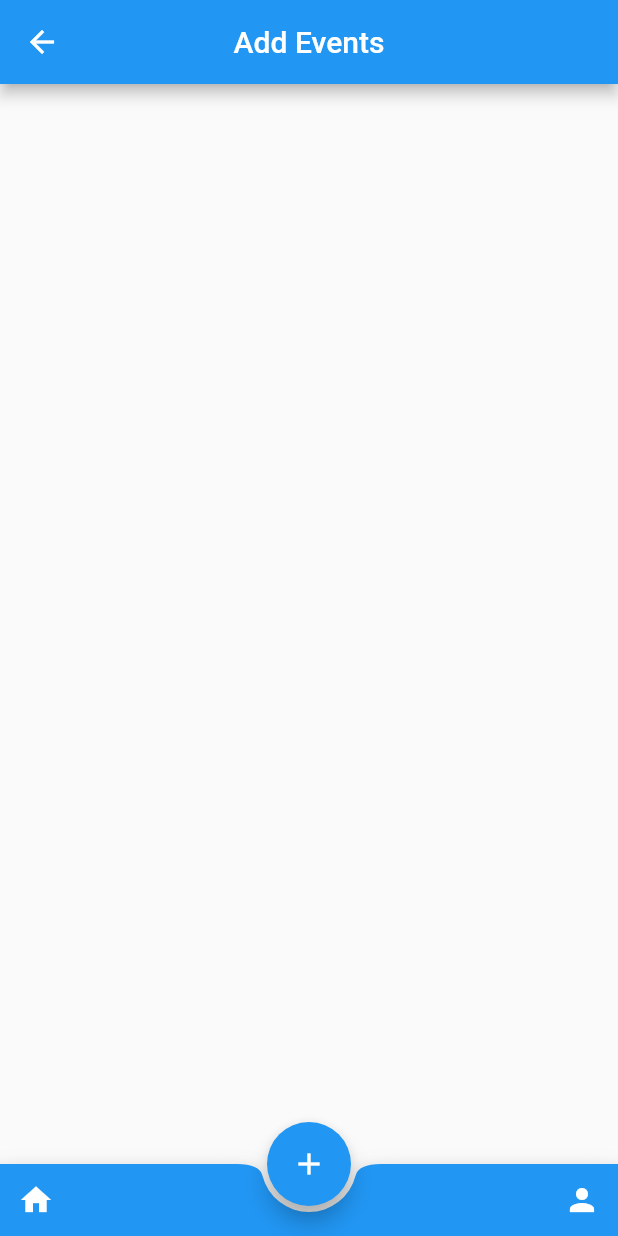
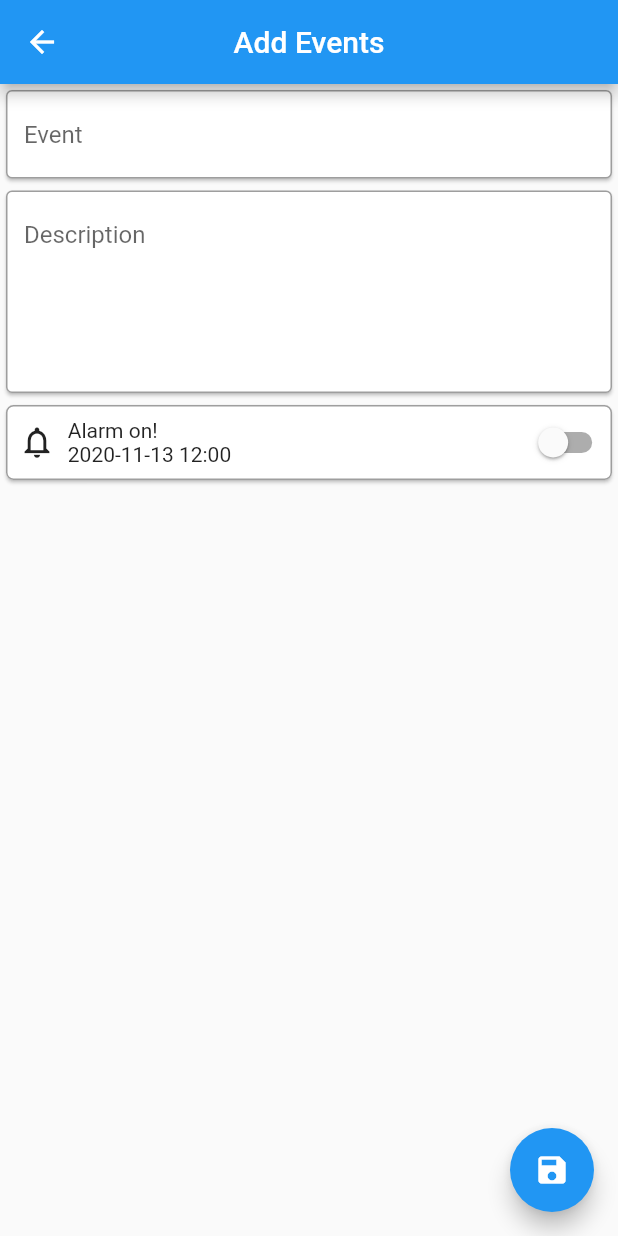
Before and after one commit to ThanhDang143/CalendarApp, a Flutter app: the AddEvents screen opened directly, on a phone screen of 412 x 824 dp. Run offline on Flutter 3.47's test engine with Material 2 defaults, Android fonts, the phone set to English and light mode, and no system bars; our stand-ins replace table_calendar.

Commit message:
Update UI: - Add drawer - Add Events

```diff
--- a/lib/views/AddEvents.dart
+++ b/lib/views/AddEvents.dart
@@ -7,20 +7,74 @@ class AddEvents extends StatefulWidget {
 }
 
 class _AddEventsState extends State<AddEvents> {
+  bool isSwitched = false;
   @override
   Widget build(BuildContext context) {
     return Scaffold(
       appBar: appBar("Add Events"),
-      body: SingleChildScrollView(
+      body: Container(
+        child: Column(
+          children: [
+            Card(
+              child: TextField(
+                decoration: InputDecoration(
+                    hintText: 'Event', border: OutlineInputBorder()),
+              ),
+            ),
+            Card(
+              child: TextField(
+                maxLines: 5,
+                decoration: InputDecoration(
+                    hintText: 'Description', border: OutlineInputBorder()),
+              ),
+            ),
+            Card(
+              shape: RoundedRectangleBorder(
+                borderRadius: BorderRadius.circular(5),
+                side: BorderSide(color: Colors.grey),
+              ),
+              child: Container(
+                height: 50,
+                child: Row(
+                  children: [
+                    Container(
+                      width: MediaQuery.of(context).size.width / 10,
+                      alignment: Alignment.center,
+                      child: Icon(
+                        Icons.notifications_none,
+                        size: 25,
+                      ),
+                    ),
+                    Container(
+                      width: MediaQuery.of(context).size.width * 7/10,
+                      child: Text("Alarm on!\n2020-11-13 12:00"),
+                    ),
+                    Container(
+                      width: MediaQuery.of(context).size.width - (MediaQuery.of(context).size.width * 8.2/10),
+                      alignment: Alignment.centerRight,
+                      child: Switch(
+                        value: isSwitched,
+                        onChanged: (value) {
+                          setState(() {
+                            isSwitched = value;
+                            print(isSwitched);
+                          });
+                        },
+                      ),
+                    )
+                  ],
+                ),
+              ),
+            )
+          ],
+        ),
       ),
       floatingActionButton: FloatingActionButton(
-        child: Icon(Icons.add),
+        child: Icon(Icons.save),
         onPressed: () {
-          print("add");
+          print("Save");
         },
       ),
-      floatingActionButtonLocation: FloatingActionButtonLocation.centerDocked,
-      bottomNavigationBar: bottomAppBar(Colors.blue),
     );
   }
 }
--- a/lib/widget/widget.dart
+++ b/lib/widget/widget.dart
@@ -7,15 +7,15 @@ Widget appBar(String title) {
   );
 }
 
-Widget containerDecor(DateTime date, Color boxColor, double borderRadius, Color textColor) {
+Widget containerDecor(
+    DateTime date, Color boxColor, double borderRadius, Color textColor) {
   return Container(
       margin: EdgeInsets.all(10),
       alignment: Alignment.center,
       decoration: BoxDecoration(
           color: boxColor,
           //shape: boxShape,
-      borderRadius: BorderRadius.circular(borderRadius)
-    ),
+          borderRadius: BorderRadius.circular(borderRadius)),
       child: Text(
         date.day.toString(),
         style: TextStyle(
@@ -23,32 +23,35 @@ Widget containerDecor(DateTime date, Color boxColor, double borderRadius, Color
           fontSize: 18,
           fontWeight: FontWeight.bold,
         ),
-    )
+      ));
+}
+
+Widget feature(BuildContext context, String featureName) {
+  return ListTile(
+    title: Text(featureName),
+    onTap: () {
+      // Update the state of the app
+      // ...
+      // Then close the drawer
+      Navigator.pop(context);
+    },
   );
 }
 
-Widget bottomAppBar(Color color) {
-  return BottomAppBar(
-    child: Row(
-      mainAxisAlignment: MainAxisAlignment.spaceBetween,
-      children: <Widget>[
-        IconButton(
-          icon: Icon(Icons.home),
-          color: Colors.white,
-          onPressed: () {
-            print("Home");
-          }
+Widget drawer(BuildContext context, String usn, String email) {
+  return Drawer(
+    child: ListView(
+      children: [
+        UserAccountsDrawerHeader(
+          accountName: Text(usn),
+          accountEmail: Text(email),
+          currentAccountPicture: CircleAvatar(
+            backgroundColor: Colors.white,
           ),
-        IconButton(
-          icon: Icon(Icons.person),
-          color: Colors.white,
-            onPressed: () {
-              print("Acc");
-            }
         ),
+        feature(context, "Feature 1"),
+        feature(context, "Feature 2"),
       ],
     ),
-        shape: CircularNotchedRectangle(),
-        color: color,
   );
 }
--- a/pubspec.yaml
+++ b/pubspec.yaml
@@ -29,6 +29,7 @@ dependencies:
   # Use with the CupertinoIcons class for iOS style icons.
   cupertino_icons: ^1.0.0
   table_calendar: ^2.3.0
+  shared_preferences: ^0.5.12+4
 
 dev_dependencies:
   flutter_test:
```
Also changed, not shown: lib/views/HomePage.dart (+37 -12 lines), pubspec.lock. Lines whose indentation alone changed are shown as unchanged.
